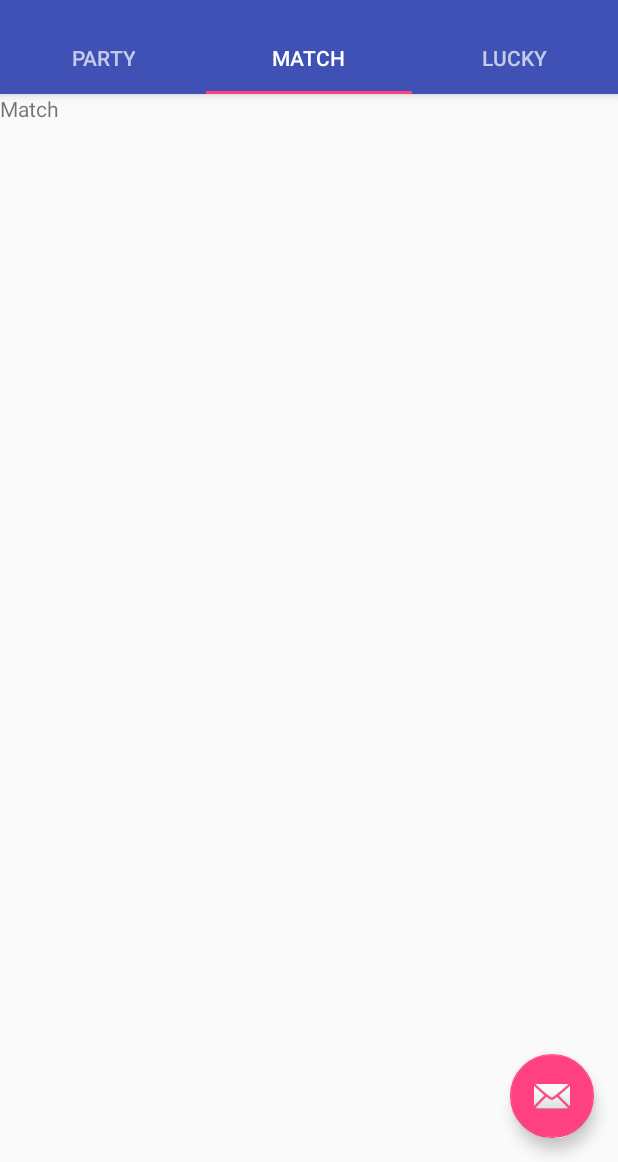
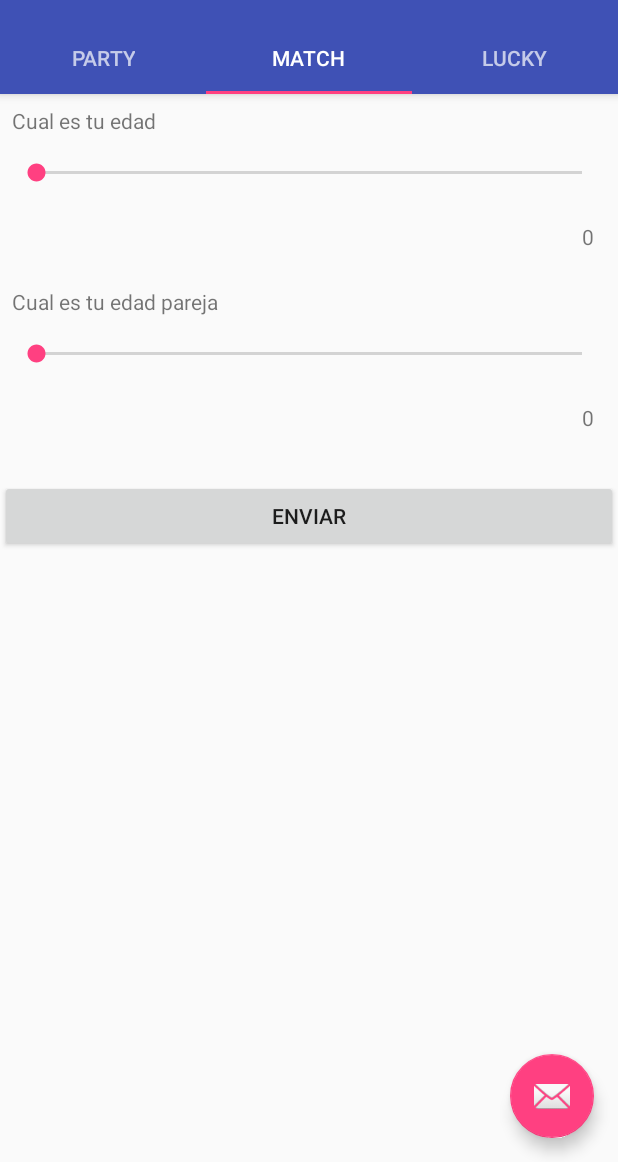
Before and after one commit to Glagos84/ShrinkQuizz, an Android app: the screen it shows after launch (MainActivity), tab 2 chosen, on a phone screen of 412 x 824 dp, the part 74-1236 px from its top. Run offline under Robolectric (Android 15) with nearby library versions, the phone set to English and light mode, and no system bars.

```diff
--- a/app/src/main/java/cl/mind/shrinkquizz/MatchFragment.java
+++ b/app/src/main/java/cl/mind/shrinkquizz/MatchFragment.java
@@ -2,10 +2,15 @@ package cl.mind.shrinkquizz;
 
 
 import android.os.Bundle;
+import android.support.annotation.Nullable;
 import android.support.v4.app.Fragment;
 import android.view.LayoutInflater;
 import android.view.View;
 import android.view.ViewGroup;
+import android.widget.Button;
+import android.widget.SeekBar;
+import android.widget.TextView;
+import android.widget.Toast;
 
 
 public class MatchFragment extends Fragment {
@@ -28,4 +33,61 @@ public class MatchFragment extends Fragment {
         return inflater.inflate(R.layout.fragment_match, container, false);
     }
 
+    @Override
+    public void onViewCreated(View view, @Nullable Bundle savedInstanceState) {
+        super.onViewCreated(view, savedInstanceState);
+
+        final SeekBar userSb = view.findViewById(R.id.userSb);
+        final TextView userTv =  view.findViewById(R.id.userTv);
+        final SeekBar loverSb = view.findViewById(R.id.loverSb);
+        final TextView loverTv = view.findViewById(R.id.loverTv);
+        Button button = view.findViewById(R.id.machBtn);
+
+        userSb.setOnSeekBarChangeListener(new SeekBar.OnSeekBarChangeListener() {
+            @Override
+            public void onProgressChanged(SeekBar seekBar, int progress, boolean fromUser) {
+                userTv.setText(String.valueOf(progress));
+            }
+
+            @Override
+            public void onStartTrackingTouch(SeekBar seekBar) {
+
+            }
+
+            @Override
+            public void onStopTrackingTouch(SeekBar seekBar) {
+
+            }
+        });
+
+        loverSb.setOnSeekBarChangeListener(new SeekBar.OnSeekBarChangeListener() {
+            @Override
+            public void onProgressChanged(SeekBar seekBar, int i, boolean b) {
+                loverTv.setText(String.valueOf(i)); // tengo q caster el int a string
+
+
+            }
+
+            @Override
+            public void onStartTrackingTouch(SeekBar seekBar) {
+
+            }
+
+            @Override
+            public void onStopTrackingTouch(SeekBar seekBar) {
+
+            }
+        });
+
+        //userSb.setProgress();
+
+        button.setOnClickListener(new View.OnClickListener() {
+            @Override
+            public void onClick(View view) {
+                int user = userSb.getProgress();
+                int lover = loverSb.getProgress();
+                Toast.makeText(getContext(), "A PONERLE WENO", Toast.LENGTH_SHORT).show();
+            }
+        });
+    }
 }
--- a/app/src/main/res/layout/fragment_match.xml
+++ b/app/src/main/res/layout/fragment_match.xml
@@ -1,13 +1,63 @@
-<FrameLayout xmlns:android="http://schemas.android.com/apk/res/android"
+<LinearLayout xmlns:android="http://schemas.android.com/apk/res/android"
     xmlns:tools="http://schemas.android.com/tools"
     android:layout_width="match_parent"
     android:layout_height="match_parent"
+    android:orientation="vertical"
     tools:context="cl.mind.shrinkquizz.MatchFragment">
 
-    <!-- TODO: Update blank fragment layout -->
     <TextView
+    android:padding="8dp"
+    android:layout_width="match_parent"
+    android:layout_height="wrap_content"
+    android:text="Cual es tu edad"
+    />
+
+    <SeekBar
+        android:id="@+id/userSb"
+        android:max="120"
+        android:layout_margin="8dp"
         android:layout_width="match_parent"
-        android:layout_height="match_parent"
-        android:text="Match" />
+        android:layout_height="wrap_content"
+        />
 
-</FrameLayout>
+    <TextView
+        android:padding="16dp"
+        android:id="@+id/userTv"
+        android:text="0"
+        android:layout_gravity="right"
+        android:layout_width="wrap_content"
+        android:layout_height="wrap_content"
+
+        />
+
+    <TextView
+        android:padding="8dp"
+        android:layout_width="match_parent"
+        android:layout_height="wrap_content"
+        android:text="Cual es tu edad pareja"
+        />
+
+    <SeekBar
+        android:id="@+id/loverSb"
+        android:max="120"
+        android:layout_margin="8dp"
+        android:layout_width="match_parent"
+        android:layout_height="wrap_content"
+        />
+
+    <TextView
+        android:padding="16dp"
+        android:id="@+id/loverTv"
+        android:layout_gravity="right"
+        android:text="0"
+        android:layout_width="wrap_content"
+        android:layout_height="wrap_content" />
+
+    <Button
+        android:layout_marginTop="16dp"
+        android:id="@+id/machBtn"
+        android:text="ENVIAR"
+        android:layout_width="match_parent"
+        android:layout_height="wrap_content" />
+
+</LinearLayout>
```
Also changed, not shown: app/src/main/java/cl/mind/shrinkquizz/PartyAnswer.java (added, +18 -0 lines), app/src/main/java/cl/mind/shrinkquizz/PartyFragment.java (+22 -3 lines), app/src/main/java/cl/mind/shrinkquizz/PartyResult.java (added, +37 -0 lines).
